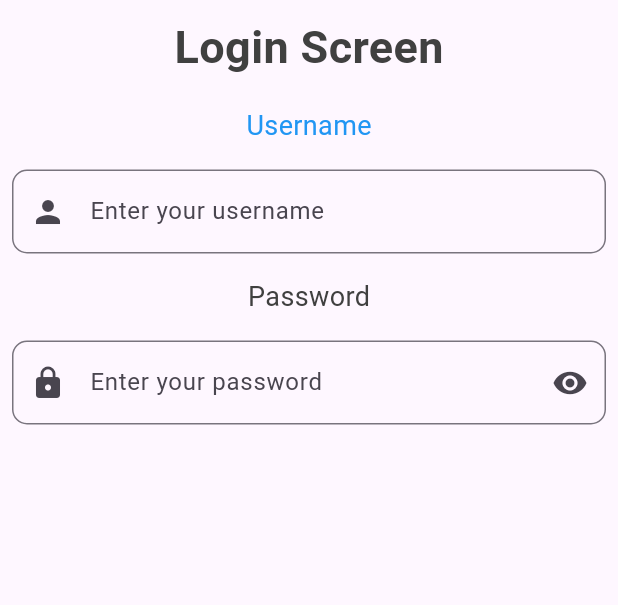
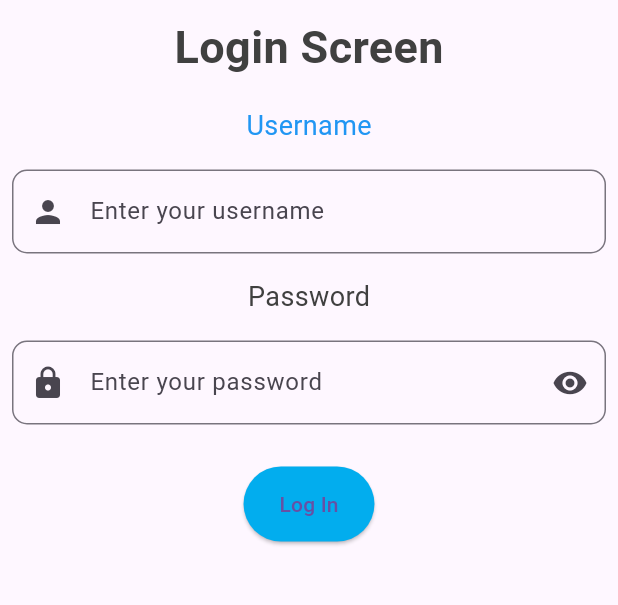
Before and after one commit to GetontoMoses/Flutter-intro, a Flutter app: the screen it shows after launch, on a phone screen of 412 x 824 dp, the part 264-869 px from its top. Run offline on Flutter 3.47's test engine with Material 3 defaults, Android fonts, the phone set to English and light mode, and no system bars; our stand-ins replace get.

Commit message:
feat: implementing the login

```diff
--- a/lib/views/login.dart
+++ b/lib/views/login.dart
@@ -1,7 +1,9 @@
 import 'package:flutter/material.dart';
 import 'package:flutter_application_1/configurations/constants.dart';
+import 'package:flutter_application_1/views/customButton.dart';
 import 'package:flutter_application_1/views/customtext.dart';
 import 'package:flutter_application_1/views/customtextField.dart';
+import 'package:get/get.dart';
 
 class Login extends StatelessWidget {
   const Login({super.key});
@@ -62,11 +64,24 @@ class Login extends StatelessWidget {
                 suffixIcon: const Icon(Icons.visibility),
               ),
               const SizedBox(height: 20),
-              // const CustomTextButton(
-              //   buttonName: "Log In",
+              CustomButton(
+                  label: "Log In",
+                  onPressed: () {},
+                  buttonColor: primaryColor,
+                  action: navigateToCalculator),
+              // MaterialButton(
+              //   onPressed: ()=> Get.toNamed("/calculator"),
+              //   child: const Text("Log In"),
+              //   height: 50,
+              //   minWidth: 200,
+              //   color: primaryColor,
               // )
             ]),
-
       ),
     );
-  }}
+  }
+
+  void navigateToCalculator() {
+    Get.toNamed("/home");
+  }
+}
```
